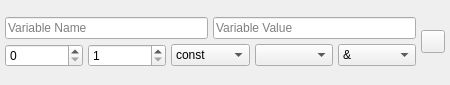
Above: UI/Arduino/glitch-object-variable-arduino.ui from textbrowser/glitch before the change. Below: the same form after it.
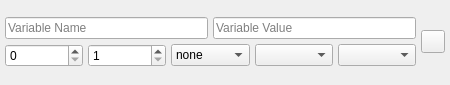
That is the form after the change. Icons and pictures are not drawn.

Commit message: Variable object.

```diff
--- a/UI/Arduino/glitch-object-variable-arduino.ui
+++ b/UI/Arduino/glitch-object-variable-arduino.ui
@@ -97,7 +97,7 @@
           <string notr="true">QComboBox { combobox-popup: 0; }</string>
          </property>
          <property name="currentIndex">
-          <number>0</number>
+          <number>1</number>
          </property>
          <property name="sizeAdjustPolicy">
           <enum>QComboBox::AdjustToContents</enum>
@@ -143,7 +143,7 @@
           <string notr="true">QComboBox { combobox-popup: 0; }</string>
          </property>
          <property name="currentIndex">
-          <number>0</number>
+          <number>2</number>
          </property>
          <property name="sizeAdjustPolicy">
           <enum>QComboBox::AdjustToContents</enum>
```
